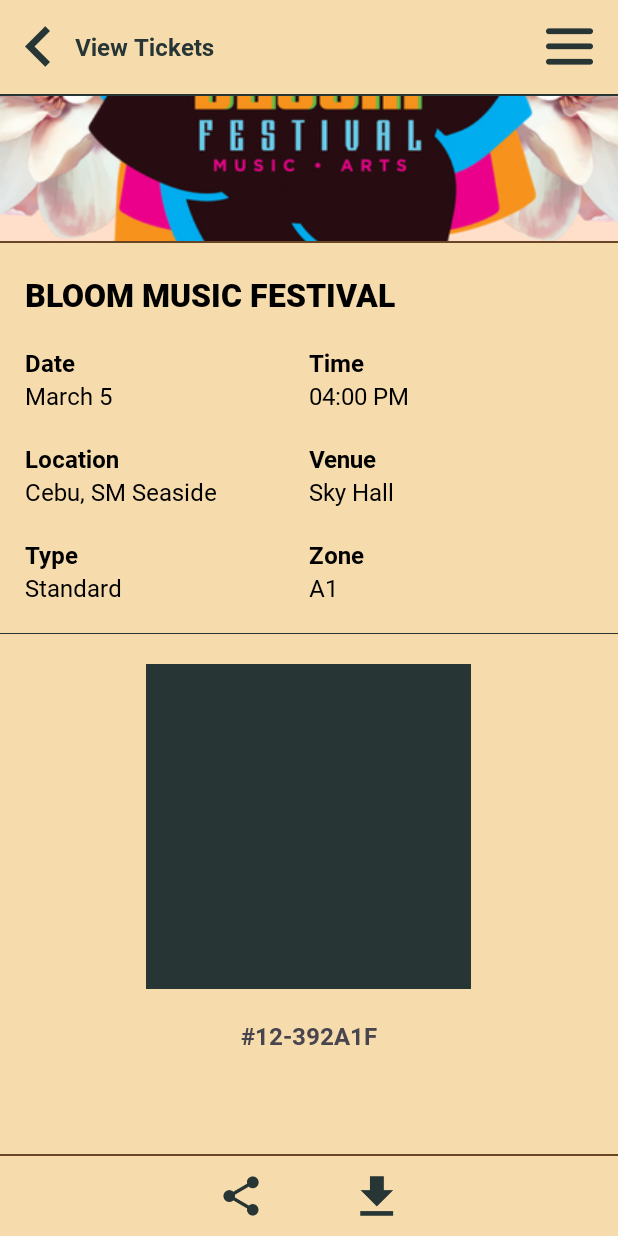
After one commit to kylemolinyawe/ICS26010_Finals_EventTicketing, an Android app: the layout view_ticket.xml on its own in the app's theme, with its tools: preview values and no code run, on a phone screen of 412 x 824 dp. The commit adds this screen. Run offline under Robolectric (Android 15) with nearby library versions, the phone set to English and light mode, and no system bars.

Commit message:
added View Ticket page

```diff
--- a/app/src/main/res/layout/payment_options.xml
+++ b/app/src/main/res/layout/payment_options.xml
@@ -156,8 +156,7 @@
             android:paddingVertical="13.3333dp"
             android:background="@drawable/button"
             android:textColor="@color/white"
-            android:textAllCaps="false"
-            android:layout_marginTop="13.3333dp"/>
+            android:textAllCaps="false" />
     </LinearLayout>
 
 
--- /dev/null
+++ b/app/src/main/res/layout/view_ticket.xml
@@ -0,0 +1,277 @@
+<?xml version="1.0" encoding="utf-8"?>
+<androidx.constraintlayout.widget.ConstraintLayout xmlns:android="http://schemas.android.com/apk/res/android"
+    xmlns:app="http://schemas.android.com/apk/res-auto"
+    android:layout_width="match_parent"
+    android:layout_height="match_parent"
+    android:background="@color/background">
+    <!--navbar-->
+    <LinearLayout
+        android:id="@+id/navbar"
+        android:layout_width="fill_parent"
+        android:layout_height="62.66dp"
+        android:background="@color/background"
+        android:gravity="center_vertical"
+        android:orientation="horizontal"
+        android:paddingHorizontal="16.6667dp"
+        app:layout_constraintStart_toStartOf="parent"
+        app:layout_constraintTop_toTopOf="parent">
+
+        <ImageView
+            android:id="@+id/btnBack"
+            android:layout_width="16.6667dp"
+            android:layout_height="27.08333dp"
+            android:src="@drawable/backarrow" />
+
+        <TextView
+            android:layout_width="wrap_content"
+            android:layout_height="35dp"
+            android:layout_marginLeft="16.6667dp"
+            android:layout_marginRight="16.6667dp"
+            android:layout_weight="1"
+            android:fontFamily="@font/header"
+            android:gravity="center_vertical"
+            android:text="View Tickets"
+            android:textColor="@color/primary"
+            android:textSize="16dp" />
+
+        <ImageView
+            android:layout_width="31.3333dp"
+            android:layout_height="31.3333dp"
+            android:src="@drawable/hamburger" />
+    </LinearLayout>
+    <LinearLayout
+        android:id="@+id/eventInformation"
+        android:layout_width="match_parent"
+        android:layout_height="wrap_content"
+        app:layout_constraintVertical_weight="1"
+        android:orientation="vertical"
+        app:layout_constraintStart_toStartOf="parent"
+        app:layout_constraintTop_toBottomOf="@+id/navbar">
+        <View
+            android:layout_width="match_parent"
+            android:layout_height="1dp"
+            android:background="@color/primary" />
+        <ImageView
+            android:id="@+id/eventImage"
+            android:layout_width="match_parent"
+            android:layout_height="96.6667dp"
+            android:src="@mipmap/eventimage1"
+            android:background="@color/primary"
+            android:scaleType="centerCrop"/>
+        <View
+            android:layout_width="match_parent"
+            android:layout_height="1dp"
+            android:background="@color/secondary"
+            app:layout_constraintTop_toBottomOf="@id/eventImage"/>
+        <LinearLayout
+            android:layout_width="match_parent"
+            android:layout_height="wrap_content"
+            android:paddingHorizontal="16.6667dp"
+            android:paddingVertical="20dp"
+            android:orientation="vertical"
+            android:background="@drawable/layout_border_bottom">
+            <TextView
+                android:id="@+id/eventTitle"
+                android:layout_width="match_parent"
+                android:layout_height="wrap_content"
+                android:text="BLOOM MUSIC FESTIVAL"
+                android:textColor="@color/black"
+                android:fontFamily="@font/headerblack"
+                android:textSize="21.3333dp"/>
+            <LinearLayout
+                android:layout_width="match_parent"
+                android:layout_height="wrap_content"
+                android:orientation="horizontal">
+                <LinearLayout
+                    android:layout_width="match_parent"
+                    android:layout_height="wrap_content"
+                    android:layout_weight="1"
+                    android:orientation="vertical">
+                    <LinearLayout
+                        android:layout_width="match_parent"
+                        android:layout_height="wrap_content"
+                        android:orientation="vertical"
+                        android:layout_marginTop="20dp">
+                        <TextView
+                            android:layout_width="match_parent"
+                            android:layout_height="match_parent"
+                            android:text="Date"
+                            android:fontFamily="@font/header"
+                            android:textSize="16dp"
+                            android:textColor="@color/black"/>
+                        <TextView
+                            android:id="@+id/eventDate"
+                            android:layout_width="match_parent"
+                            android:layout_height="match_parent"
+                            android:textSize="16dp"
+                            android:text="March 5"
+                            android:textColor="@color/black"
+                            android:fontFamily="@font/body"/>
+                    </LinearLayout>
+                    <LinearLayout
+                        android:layout_width="match_parent"
+                        android:layout_height="wrap_content"
+                        android:orientation="vertical"
+                        android:layout_marginTop="20dp">
+                        <TextView
+                            android:layout_width="match_parent"
+                            android:layout_height="match_parent"
+                            android:text="Location"
+                            android:textSize="16dp"
+                            android:textColor="@color/black"
+                            android:fontFamily="@font/header"/>
+                        <TextView
+                            android:id="@+id/eventLocation"
+                            android:layout_width="match_parent"
+                            android:layout_height="match_parent"
+                            android:textSize="16dp"
+                            android:text="Cebu, SM Seaside"
+                            android:textColor="@color/black"
+                            android:fontFamily="@font/body"/>
+                    </LinearLayout>
+                    <LinearLayout
+                        android:layout_width="match_parent"
+                        android:layout_height="wrap_content"
+                        android:orientation="vertical"
+                        android:layout_marginTop="20dp">
+                        <TextView
+                            android:layout_width="match_parent"
+                            android:layout_height="match_parent"
+                            android:text="Type"
+                            android:textColor="@color/black"
+                            android:textSize="16dp"
+                            android:fontFamily="@font/header"/>
+                        <TextView
+                            android:id="@+id/ticketType"
+                            android:layout_width="match_parent"
+                            android:layout_height="match_parent"
+                            android:text="Standard"
+                            android:textColor="@color/black"
+                            android:textSize="16dp"
+                            android:fontFamily="@font/body"/>
+                    </LinearLayout>
+                </LinearLayout>
+                <LinearLayout
+                    android:layout_width="match_parent"
+                    android:layout_height="wrap_content"
+                    android:layout_weight="1"
+                    android:orientation="vertical">
+                    <LinearLayout
+                        android:layout_width="match_parent"
+                        android:layout_height="wrap_content"
+                        android:orientation="vertical"
+                        android:layout_marginTop="20dp">
+                        <TextView
+                            android:layout_width="match_parent"
+                            android:layout_height="match_parent"
+                            android:text="Time"
+                            android:textColor="@color/black"
+                            android:textSize="16dp"
+                            android:fontFamily="@font/header"/>
+                        <TextView
+                            android:id="@+id/eventTime"
+                            android:layout_width="match_parent"
+                            android:layout_height="match_parent"
+                            android:text="04:00 PM"
+                            android:textColor="@color/black"
+                            android:textSize="16dp"
+                            android:fontFamily="@font/body"/>
+                    </LinearLayout>
+                    <LinearLayout
+                        android:layout_width="match_parent"
+                        android:layout_height="wrap_content"
+                        android:orientation="vertical"
+                        android:layout_marginTop="20dp">
+                        <TextView
+                            android:layout_width="match_parent"
+                            android:layout_height="match_parent"
+                            android:text="Venue"
+                            android:textColor="@color/black"
+                            android:textSize="16dp"
+                            android:fontFamily="@font/header"/>
+                        <TextView
+                            android:id="@+id/eventVenue"
+                            android:layout_width="match_parent"
+                            android:layout_height="match_parent"
+                            android:text="Sky Hall"
+                            android:textColor="@color/black"
+                            android:textSize="16dp"
+                            android:fontFamily="@font/body"/>
+                    </LinearLayout>
+                    <LinearLayout
+                        android:layout_width="match_parent"
+                        android:layout_height="wrap_content"
+                        android:orientation="vertical"
+                        android:layout_marginTop="20dp">
+                        <TextView
+                            android:layout_width="match_parent"
+                            android:layout_height="match_parent"
+                            android:text="Zone"
+                            android:textColor="@color/black"
+                            android:textSize="16dp"
+                            android:fontFamily="@font/header"/>
+                        <TextView
+                            android:id="@+id/ticketZone"
+                            android:layout_width="match_parent"
+                            android:layout_height="match_parent"
+                            android:text="A1"
+                            android:textColor="@color/black"
+                            android:textSize="16dp"
+                            android:fontFamily="@font/body"/>
+                    </LinearLayout>
+                </LinearLayout>
+            </LinearLayout>
+        </LinearLayout>
+    </LinearLayout>
+    <LinearLayout
+        android:layout_width="match_parent"
+        android:layout_height="wrap_content"
+        app:layout_constraintTop_toBottomOf="@id/eventInformation"
+        android:gravity="center"
+        android:paddingVertical="20dp"
+        android:orientation="vertical">
+        <ImageView
+            android:id="@+id/ticketQRCodeImage"
+            android:layout_width="216.6667dp"
+            android:layout_height="216.6667dp"
+            android:background="@color/primary"/>
+        <TextView
+            android:id="@+id/ticketRefNum"
+            android:layout_width="wrap_content"
+            android:layout_height="wrap_content"
+            android:layout_marginTop="20dp"
+            android:textSize="16sp"
+            android:text="#12-392A1F"
+            android:fontFamily="@font/header"/>
+
+    </LinearLayout>
+
+    <View
+        android:layout_width="match_parent"
+        android:layout_height="1dp"
+        android:background="@color/secondary"
+        app:layout_constraintBottom_toTopOf="@id/ticketPriceTab"/>
+    <LinearLayout
+        android:id="@+id/ticketPriceTab"
+        android:layout_width="match_parent"
+        android:layout_height="wrap_content"
+        app:layout_constraintBottom_toBottomOf="parent"
+        android:background="@color/background"
+        android:orientation="horizontal"
+        android:paddingVertical="13.3333dp"
+        android:paddingHorizontal="16.6667dp"
+        android:gravity="center">
+        <ImageView
+            android:id="@+id/buttonShare"
+            android:layout_width="24.067dp"
+            android:layout_height="26.6667dp"
+            android:src="@drawable/iconshare"/>
+        <ImageView
+            android:id="@+id/buttonDownload"
+            android:layout_width="24.067dp"
+            android:layout_height="26.6667dp"
+            android:src="@drawable/icondownload"
+            android:layout_marginLeft="66.6667dp"/>
+    </LinearLayout>
+
+</androidx.constraintlayout.widget.ConstraintLayout>
--- a/app/src/main/res/layout/view_tickets.xml
+++ b/app/src/main/res/layout/view_tickets.xml
@@ -1,4 +1,4 @@
- <?xml version="1.0" encoding="utf-8"?>
+<?xml version="1.0" encoding="utf-8"?>
 <androidx.constraintlayout.widget.ConstraintLayout xmlns:android="http://schemas.android.com/apk/res/android"
     xmlns:app="http://schemas.android.com/apk/res-auto"
     xmlns:tools="http://schemas.android.com/tools"
```
Also changed, not shown: app/src/main/res/drawable/icondownload.png (added), app/src/main/res/drawable/iconshare.png (added).
